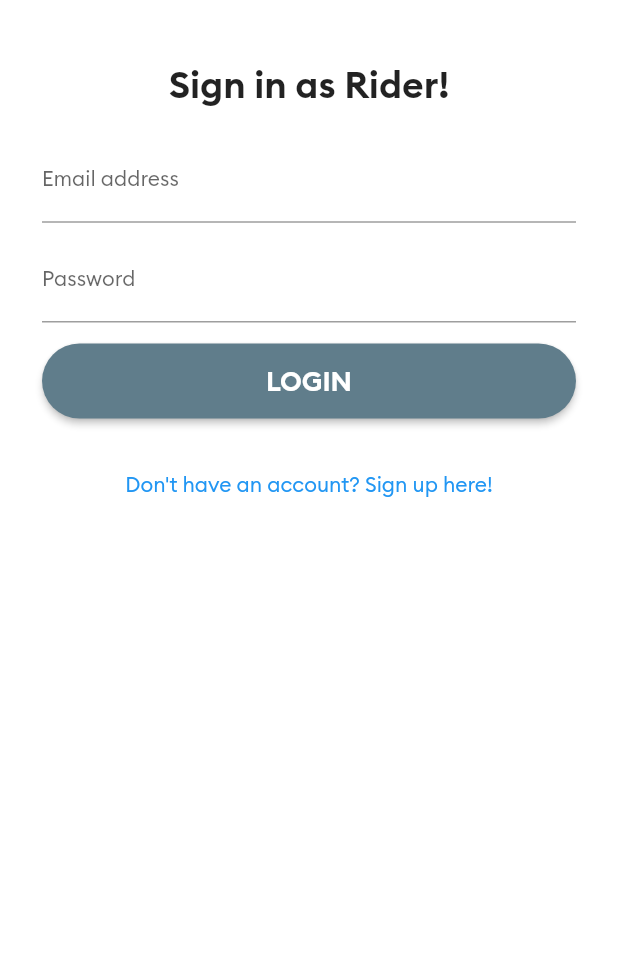
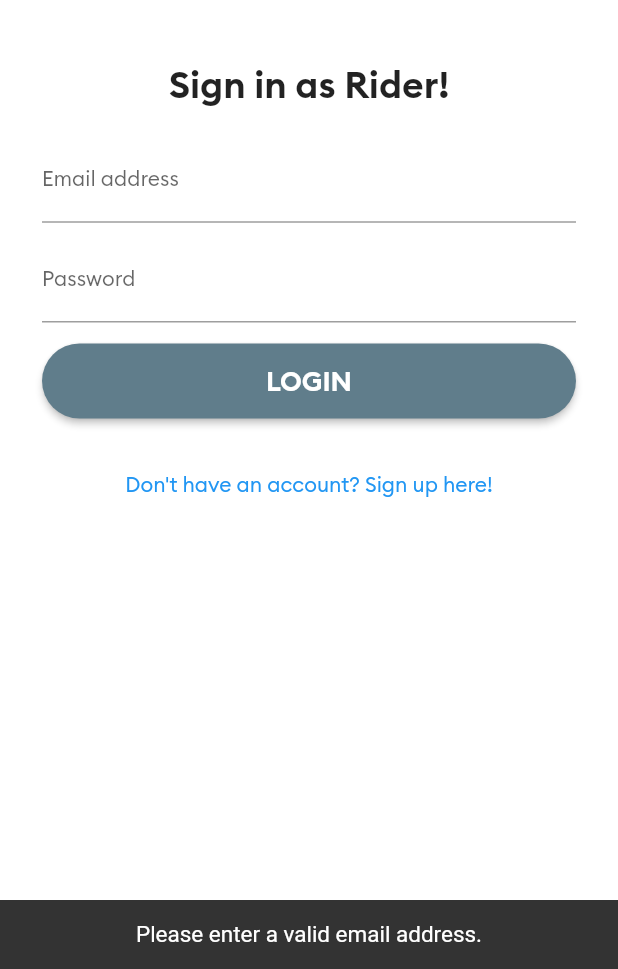
Before and after one commit to mudra16bhandari/cab-rider, a Flutter app: the screen it shows after launch, after a tap on "LOGIN", on a phone screen of 412 x 824 dp, the part 267-1236 px from its top. Run offline on Flutter 3.47's test engine with Material 2 defaults, Android fonts, the phone set to English and light mode, and no system bars; our stand-ins replace connectivity, firebase_auth, firebase_core, firebase_database; accounts and stored records are empty; network calls fail.

Commit message:
Login and Registration Successful

```diff
--- a/lib/screens/loginpage.dart
+++ b/lib/screens/loginpage.dart
@@ -1,16 +1,62 @@
+import 'package:cab_rider/screens/mainpage.dart';
 import 'package:cab_rider/screens/registration_page.dart';
 import 'package:cab_rider/widgets/TaxiButton.dart';
+import 'package:connectivity/connectivity.dart';
+import 'package:firebase_auth/firebase_auth.dart';
+import 'package:firebase_database/firebase_database.dart';
 import 'package:flutter/material.dart';
+import 'package:flutter/services.dart';
 
 import '../brand_colors.dart';
 
-class LoginPage extends StatelessWidget {
+class LoginPage extends StatefulWidget {
 
   static const String id = "login";
 
   @override
+  _LoginPageState createState() => _LoginPageState();
+}
+
+class _LoginPageState extends State<LoginPage> {
+  var emailController = TextEditingController();
+
+  var passwordController = TextEditingController();
+
+  final FirebaseAuth _auth = FirebaseAuth.instance;
+
+  final GlobalKey<ScaffoldState> scaffoldKey = new GlobalKey<ScaffoldState>();
+
+  void showSnackBar(String title){
+    final snackbar = SnackBar(
+      content: Text(title, textAlign: TextAlign.center,style: TextStyle(fontSize: 15),),
+    );
+    ScaffoldMessenger.of(scaffoldKey.currentState.context).showSnackBar(snackbar);
+  }
+
+  void login() async {
+    final User user = (await _auth.signInWithEmailAndPassword(
+        email: emailController.text,
+        password: passwordController.text).catchError((ex) {
+      //check error and display message
+      FirebaseAuthException thisEx = ex;
+      showSnackBar(thisEx.message);
+    })).user;
+    if (user != null) {
+      //verify login
+      DatabaseReference userRef = FirebaseDatabase.instance.reference().child(
+          'users/${user.uid}');
+      userRef.once().then((DataSnapshot snapshot) {
+        if(snapshot.value!=null){
+          Navigator.pushNamedAndRemoveUntil(context, MainPage.id,(route) => false);
+        }
+      });
+    }
+  }
+
+  @override
   Widget build(BuildContext context) {
     return Scaffold(
+      key: scaffoldKey,
       backgroundColor: Colors.white,
       body: SafeArea(
         child: SingleChildScrollView(
@@ -40,6 +86,7 @@ class LoginPage extends StatelessWidget {
                   child: Column(
                     children: [
                       TextField(
+                        controller: emailController,
                         keyboardType: TextInputType.emailAddress,
                         decoration: InputDecoration(
                             labelText: 'Email address',
@@ -56,6 +103,7 @@ class LoginPage extends StatelessWidget {
                         height: 10,
                       ),
                       TextField(
+                        controller: passwordController,
                         obscureText: true,
                         decoration: InputDecoration(
                             labelText: 'Password',
@@ -74,7 +122,27 @@ class LoginPage extends StatelessWidget {
                       TaxiButton(
                         title: "LOGIN",
                         color: BrandColors.colorBlueGray,
-                        onPressed: (){},
+                        onPressed: () async{
+
+                          //check network connection
+
+                          var connectivityResult = await Connectivity().checkConnectivity();
+                          if(connectivityResult != ConnectivityResult.mobile && connectivityResult != ConnectivityResult.wifi){
+                            showSnackBar('No internet connectivity.');
+                            return;
+                          }
+
+
+                          if(!emailController.text.contains('@')){
+                            showSnackBar('Please enter a valid email address.');
+                          }
+                          if(passwordController.text.length<8){
+                            showSnackBar('Please enter a valid password.');
+                          }
+
+                          login();
+
+                        },
                       ),
                     ],
                   ),
--- a/lib/screens/registration_page.dart
+++ b/lib/screens/registration_page.dart
@@ -39,17 +39,17 @@ class _RegistrationPageState extends State<RegistrationPage> {
   var passwordController = TextEditingController();
 
   void registerUser() async{
-    final User user = (await _auth.createUserWithEmailAndPassword(
+    final User _user = (await _auth.createUserWithEmailAndPassword(
         email: emailController.text,
         password: passwordController.text).catchError((ex){
           //check error and display message
-          PlatformException thisEx = ex;
+          FirebaseAuthException thisEx = ex;
           showSnackBar(thisEx.message);
     })).user;
 
     //check if user registration is successful
-    if(user!=null){
-      DatabaseReference newUserRef = FirebaseDatabase.instance.reference().child('users/${user.uid}');
+    if(_user!=null){
+      DatabaseReference newUserRef = FirebaseDatabase.instance.reference().child('users/${_user.uid}');
 
       //prepare data to be saved on users table
       Map userMap = {
```
Also changed, not shown: 4 other files.
